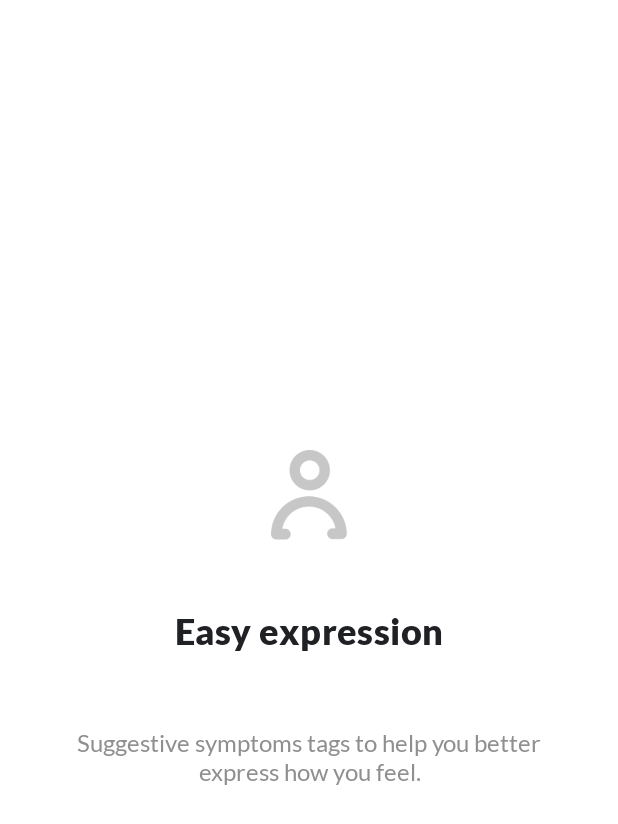
After one commit to TREP-LABS/DDMAndroid, an Android app: the layout fragment_demo_pager.xml on its own in the app's theme, with its tools: preview values and no code run, on a phone screen of 412 x 824 dp. The commit adds this screen. Shown: the top 824 px of the screen. Run offline under Robolectric (Android 15) with nearby library versions, the phone set to English and light mode, and no system bars.

Commit message:
Implement demo slider screen.

```diff
--- a/app/src/main/res/drawable/ic_arrow_white_24dp.xml
+++ b/app/src/main/res/drawable/ic_arrow_white_24dp.xml
@@ -1,5 +1,5 @@
-<vector android:height="24dp" android:tint="@color/textColorPrimaryWhite"
+<vector android:height="24dp" android:tint="@color/textColorPrimary"
     android:viewportHeight="24.0" android:viewportWidth="24.0"
     android:width="24dp" xmlns:android="http://schemas.android.com/apk/res/android">
-    <path android:fillColor="@color/textColorPrimaryWhite" android:pathData="M20,11H7.83l5.59,-5.59L12,4l-8,8 8,8 1.41,-1.41L7.83,13H20v-2z"/>
+    <path android:fillColor="@color/textColorPrimary" android:pathData="M20,11H7.83l5.59,-5.59L12,4l-8,8 8,8 1.41,-1.41L7.83,13H20v-2z"/>
 </vector>
--- /dev/null
+++ b/app/src/main/res/drawable/tab_selector.xml
@@ -0,0 +1,5 @@
+<?xml version="1.0" encoding="utf-8"?>
+<selector xmlns:android="http://schemas.android.com/apk/res/android">
+    <item android:drawable="@drawable/selected_dot" android:state_selected="true" />
+    <item android:drawable="@drawable/default_dot" />
+</selector>
--- /dev/null
+++ b/app/src/main/res/layout/fragment_demo_pager.xml
@@ -0,0 +1,67 @@
+<?xml version="1.0" encoding="utf-8"?>
+
+<layout xmlns:android="http://schemas.android.com/apk/res/android"
+    xmlns:app="http://schemas.android.com/apk/res-auto"
+    xmlns:tools="http://schemas.android.com/tools">
+
+    <androidx.constraintlayout.widget.ConstraintLayout
+
+        android:layout_width="match_parent"
+        android:layout_height="match_parent"
+        android:background="?colorPrimary"
+        tools:context=".gingerapp.screens.intro.DemoFragment">
+
+
+        <ImageView
+            android:id="@+id/illustration_image"
+            android:layout_width="60dp"
+            android:layout_height="60dp"
+            android:layout_marginStart="100dp"
+            android:layout_marginEnd="100dp"
+            android:layout_marginBottom="16dp"
+            app:layout_constraintBottom_toTopOf="@+id/title_text_view"
+            app:layout_constraintDimensionRatio="1:1"
+            app:layout_constraintEnd_toEndOf="parent"
+            app:layout_constraintHorizontal_bias="0.5"
+            app:layout_constraintStart_toStartOf="parent"
+            app:layout_constraintTop_toTopOf="parent"
+            app:layout_constraintVertical_chainStyle="packed"
+            tools:src="@drawable/user_icon_png" />
+
+        <TextView
+            android:id="@+id/title_text_view"
+            android:layout_width="0dp"
+            android:layout_height="wrap_content"
+            android:layout_marginStart="32dp"
+            android:layout_marginTop="30dp"
+            android:layout_marginEnd="32dp"
+            style="@style/AppTheme.TextAppearance.PageHeader"
+            android:gravity="center"
+            app:layout_constraintBottom_toTopOf="@+id/description_text_view"
+            app:layout_constraintEnd_toEndOf="parent"
+            app:layout_constraintHorizontal_bias="0.5"
+            app:layout_constraintStart_toStartOf="parent"
+            app:layout_constraintTop_toBottomOf="@+id/illustration_image"
+            tools:text="@string/demo_tab_title_one" />
+
+
+        <TextView
+            android:id="@+id/description_text_view"
+            android:layout_width="0dp"
+            android:layout_height="wrap_content"
+            android:layout_marginStart="32dp"
+            android:layout_marginTop="50dp"
+            android:layout_marginEnd="32dp"
+            android:gravity="center"
+            app:layout_constraintBottom_toBottomOf="parent"
+            app:layout_constraintEnd_toEndOf="parent"
+            app:layout_constraintHorizontal_bias="0.5"
+            app:layout_constraintStart_toStartOf="parent"
+            app:layout_constraintTop_toBottomOf="@+id/title_text_view"
+            tools:text="@string/demo_tab_description_one" />
+
+    </androidx.constraintlayout.widget.ConstraintLayout>
+
+
+
+</layout>
--- a/app/src/main/res/values/colors.xml
+++ b/app/src/main/res/values/colors.xml
@@ -1,6 +1,7 @@
 <?xml version="1.0" encoding="utf-8"?>
 <resources xmlns:tools="http://schemas.android.com/tools">
     <color name="colorAccent">#5A82FC</color>
+    <color name="selected_color">#E13A3634</color>
 
     <color name="colorPrimary">#FFFFFF</color>
     <color name="colorPrimaryDark">#F5F5F5</color>
--- a/app/src/main/res/values/strings.xml
+++ b/app/src/main/res/values/strings.xml
@@ -2,4 +2,12 @@
     <string name="app_name">BaseProj</string>
     <string name="default_loading_message">Loading, Please wait . . .</string>
     <string name="ok">OK</string>
+
+    <string name="demo_tab_title_one">Easy expression</string>
+    <string name="demo_tab_title_two">Quick result</string>
+    <string name="demo_tab_title_three">Result Accuracy</string>
+    <string name="demo_tab_description_one">Suggestive symptoms tags to help you better express how you feel.</string>
+    <string name="demo_tab_description_two">Know the cause of your distress in just 3 minutes</string>
+    <string name="demo_tab_description_three">Know how accurate the diagnose result is and alternative possible case</string>
+
 </resources>
--- a/app/src/main/res/values/styles.xml
+++ b/app/src/main/res/values/styles.xml
@@ -1,5 +1,24 @@
 <resources>
-
     <style name="AppTheme" parent="AppThemeParent" />
 
+    <style name="AppTheme.HorizontalButtonAppearance" parent="Widget.MaterialComponents.Button.Icon">
+        <item name="android:fontFamily">@font/lato_bold</item>
+        <item name="fontFamily">@font/lato_bold</item>
+        <item name="cornerRadius">8dp</item>
+        <item name="android:padding">16dp</item>
+        <item name="android:layout_marginStart">20dp</item>
+        <item name="android:layout_marginEnd">20dp</item>
+        <item name="android:textColor">@android:color/white</item>
+        <item name="backgroundTint">@color/colorAccent</item>
+    </style>
+
+
+    <style name="AppTheme.TextAppearance.PageHeader" parent="TextAppearance.MaterialComponents.Headline6">
+        <item name="android:textSize">24sp</item>
+        <item name="android:fontFamily">@font/lato_black</item>
+        <item name="fontFamily">@font/lato_black</item>
+        <item name="android:textColor">@color/textColorPrimary</item>
+    </style>
+
+
 </resources>
--- a/app/src/main/res/values/styles_parents.xml
+++ b/app/src/main/res/values/styles_parents.xml
@@ -9,8 +9,8 @@
         <item name="colorAccent">@color/colorAccent</item>
 
         <item name="android:fontFamily">@font/lato</item>
-        <item name="android:textColorPrimary">@color/textColorSecondaryWhite</item>
-        <item name="android:textColorSecondary">@color/textColorSecondaryWhite</item>
+        <item name="android:textColorPrimary">@color/textColorSecondary</item>
+        <item name="android:textColorSecondary">@color/textColorSecondary</item>
         <item name="android:textColor">?android:textColorPrimary</item>
         <item name="android:textSize">16sp</item>
         <item name="md_color_button_text">@color/colorAccent</item>
```
Also changed, not shown: app/src/main/java/com/treplabs/ddm/ddmapp/screens/demo/intro/DemoFragment.kt (added, +81 -0 lines), app/src/main/java/com/treplabs/ddm/ddmapp/screens/demo/intro/DemoPagerFragment.kt (added, +37 -0 lines), app/src/main/java/com/treplabs/ddm/ddmapp/screens/demo/intro/WelcomeFragment.kt (added, +40 -0 lines), app/src/main/res/drawable/default_dot.xml (added, +12 -0 lines), app/src/main/res/drawable/selected_dot.xml (added, +12 -0 lines), app/src/main/res/layout/fragment_demo.xml (added, +73 -0 lines), app/src/main/res/layout/fragment_welcome.xml (added, +106 -0 lines), app/src/main/res/drawable/user_icon_png.png (added).
